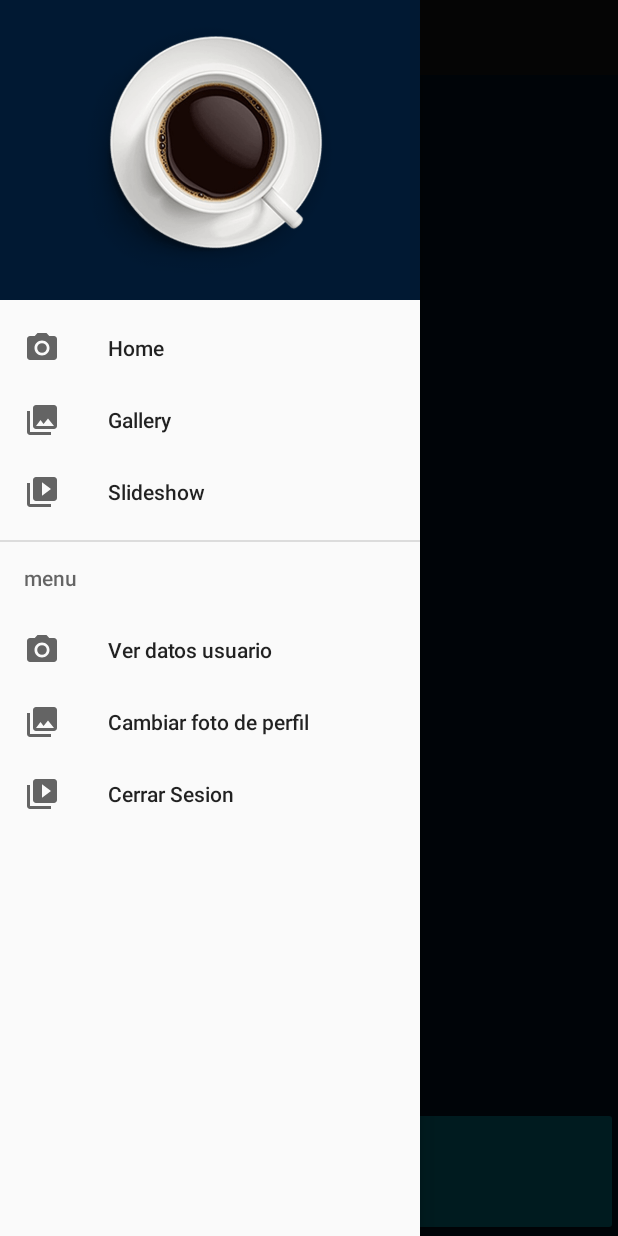
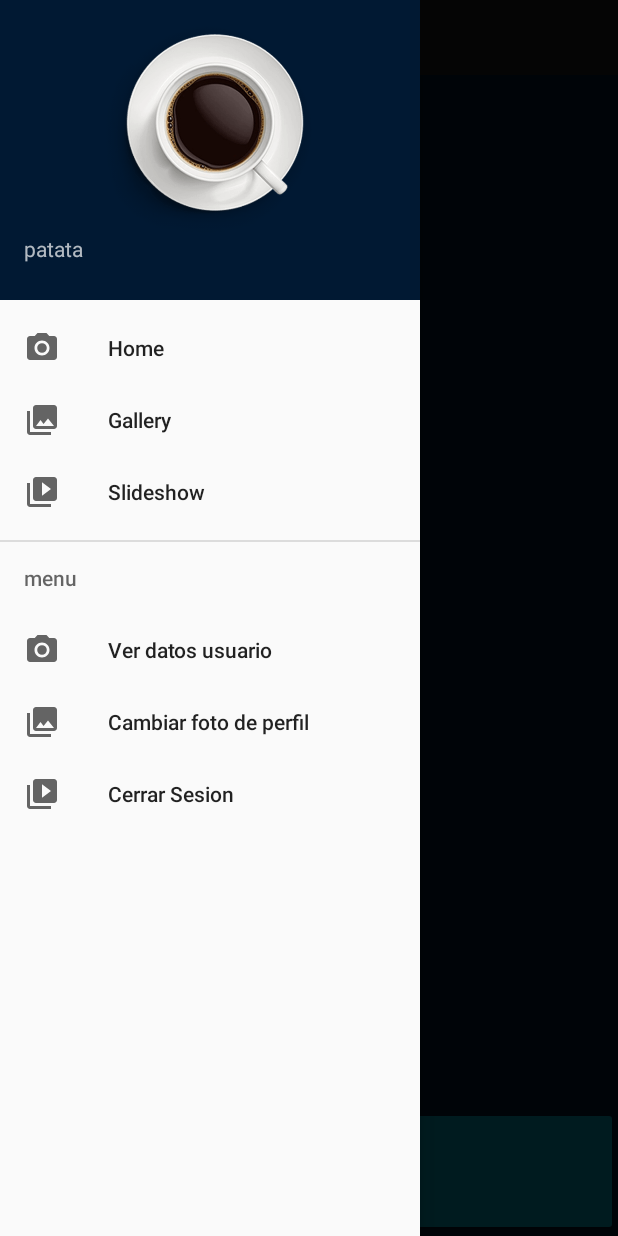
Before and after one commit to dmijtut969/MeetSeries, an Android app: the UserActivity screen opened directly, with no data from a screen before it, with the side drawer open, on a phone screen of 412 x 824 dp. Run offline under Robolectric (Android 15) with nearby library versions, the phone set to English and light mode, and no system bars; our stand-ins replace Firebase (no records; nobody signed in at launch, a user with empty details on screens opened directly); 6 statements that could not run were skipped.

Commit message:
Modificar el email

```diff
--- a/app/src/main/java/com/danielmijens/loginapp/UserActivity.kt
+++ b/app/src/main/java/com/danielmijens/loginapp/UserActivity.kt
@@ -1,20 +1,18 @@
 package com.danielmijens.loginapp
 
 import android.content.Context
-import android.content.SharedPreferences
 import android.content.res.Configuration
 import androidx.appcompat.app.AppCompatActivity
 import android.os.Bundle
-import android.os.PersistableBundle
-import android.view.Gravity
 import android.view.MenuItem
+import android.widget.TextView
 import android.widget.Toast
-import android.widget.Toolbar
 import androidx.appcompat.app.ActionBarDrawerToggle
 import androidx.core.view.GravityCompat
 import androidx.drawerlayout.widget.DrawerLayout
 import com.danielmijens.loginapp.databinding.ActivityUserBinding
 import com.danielmijens.loginapp.databinding.AppBarMainBinding
+import com.danielmijens.loginapp.databinding.NavHeaderMainBinding
 import com.google.android.material.navigation.NavigationView
 import com.google.android.material.snackbar.Snackbar
 import com.google.firebase.auth.FirebaseAuth
@@ -22,12 +20,14 @@ import com.google.firebase.auth.FirebaseAuth
 class UserActivity : AppCompatActivity(), NavigationView.OnNavigationItemSelectedListener {
     lateinit var binding : ActivityUserBinding
     lateinit var bindingToolbar: AppBarMainBinding
+    lateinit var bindingNavHeader : NavHeaderMainBinding
     private lateinit var drawer : DrawerLayout
     private lateinit var toggle : ActionBarDrawerToggle
-
+    lateinit var usuarioActual : UsuarioActual
     override fun onCreate(savedInstanceState: Bundle?) {
         binding = ActivityUserBinding.inflate(layoutInflater)
         bindingToolbar = AppBarMainBinding.inflate(layoutInflater)
+        bindingNavHeader = NavHeaderMainBinding.inflate(layoutInflater)
         super.onCreate(savedInstanceState)
 
         setContentView(binding.root)
@@ -65,8 +65,12 @@ class UserActivity : AppCompatActivity(), NavigationView.OnNavigationItemSelecte
         }
         //Termino utilidades de navegacion
 
-        var usuarioActual = intent.getSerializableExtra("usuario") as UsuarioActual
+        usuarioActual = intent.getSerializableExtra("usuario") as UsuarioActual
         binding.textViewEmailUsuario.text = usuarioActual.email.toString()
+        bindingNavHeader.emailUsuarioNav.text = usuarioActual.email.toString()
+        var email = navigationView.getHeaderView(0).findViewById<TextView>(R.id.emailUsuarioNav)
+        email.setText(usuarioActual.email.toString())
+
 
         binding.buttonLogOut.setOnClickListener {
             logOut()
@@ -109,6 +113,7 @@ class UserActivity : AppCompatActivity(), NavigationView.OnNavigationItemSelecte
     override fun onPostCreate(savedInstanceState: Bundle?) {
         super.onPostCreate(savedInstanceState)
         toggle.syncState()
+        //bindingNavHeader.emailUsuarioNav.text = "patata"
 
     }
 
--- a/app/src/main/res/layout/nav_header_main.xml
+++ b/app/src/main/res/layout/nav_header_main.xml
@@ -15,9 +15,17 @@
 
     <ImageView
         android:id="@+id/imagenPerfilUsuario"
-        android:layout_width="wrap_content"
-        android:layout_height="wrap_content"
+        android:layout_width="match_parent"
+        android:layout_height="match_parent"
+        android:layout_weight="1"
         android:src="@drawable/splash" />
+
+    <TextView
+        android:id="@+id/emailUsuarioNav"
+        android:layout_width="match_parent"
+        android:layout_height="match_parent"
+        android:layout_weight="5"
+        android:text="patata" />
 
 
 </LinearLayout>
--- a/app/src/main/res/values/strings.xml
+++ b/app/src/main/res/values/strings.xml
@@ -13,5 +13,5 @@
     <string name="menu_gallery">Gallery</string>
     <string name="menu_slideshow">Slideshow</string>
     <string name="default_web_client_id_string" translatable="false">484909098707-eh65dchp6rcs9h2ga6stjisia0qptk7o.apps.googleusercontent.com</string>
-
+    <string name="emailUsuarioActualString"> </string>
 </resources>
```
